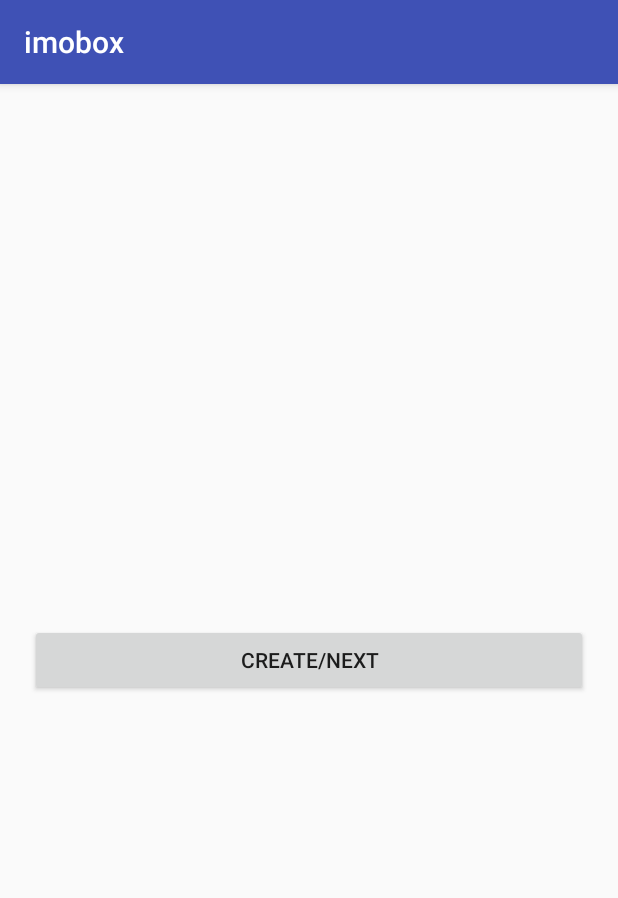
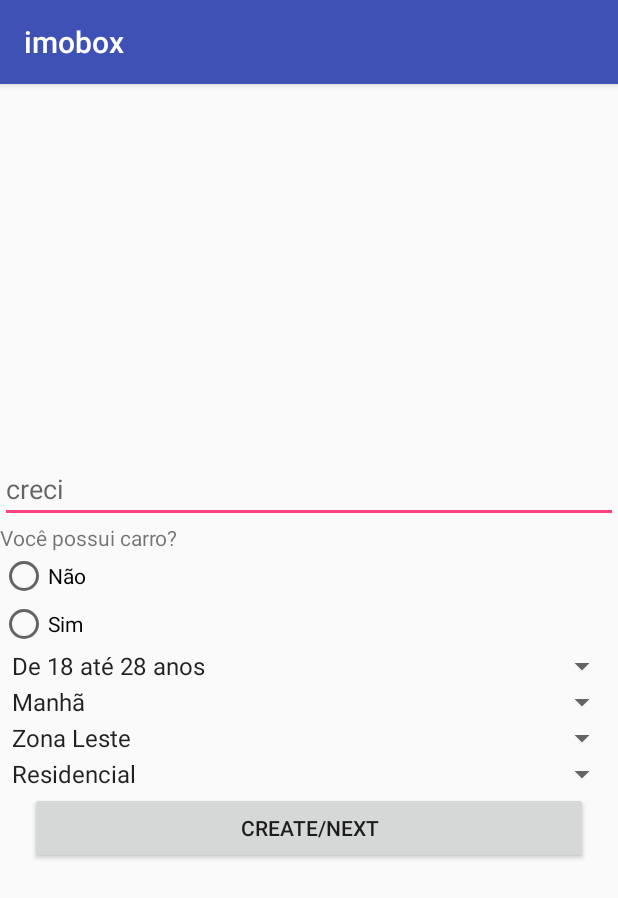
Before and after one commit to imobox/imobox-app, an Android app: the RegisterRealtorActivity screen opened directly, with no data from a screen before it, on a phone screen of 412 x 824 dp. Shown: the top 898 px of the screen. Run offline under Robolectric (Android 15) with nearby library versions, the phone set to English and light mode, and no system bars.

Commit message:
creation screen register realtor

```diff
--- a/app/src/main/java/br/imobox/com/imobox/RegisterRealtorActivity.java
+++ b/app/src/main/java/br/imobox/com/imobox/RegisterRealtorActivity.java
@@ -5,10 +5,15 @@ import android.support.v7.app.AppCompatActivity;
 import android.os.Bundle;
 import android.view.View;
 import android.widget.Button;
+import android.widget.EditText;
+import android.widget.Spinner;
 
 public class RegisterRealtorActivity extends AppCompatActivity {
 
     Button btn_add;
+
+    EditText creci;
+    Spinner tipo_imovel,regioes, disponibilidade, preferencia;
 
     @Override
     protected void onCreate(Bundle savedInstanceState) {
@@ -20,6 +25,9 @@ public class RegisterRealtorActivity extends AppCompatActivity {
         btn_add.setOnClickListener(new View.OnClickListener() {
             @Override
             public void onClick(View view) {
+
+
+
                 Intent intent = new Intent(RegisterRealtorActivity.this, ListKnownPropertiesActivity.class);
                 startActivity(intent);
             }
--- a/app/src/main/res/layout/activity_register_realtor.xml
+++ b/app/src/main/res/layout/activity_register_realtor.xml
@@ -14,6 +14,59 @@
         android:foregroundGravity="center"
         >
 
+        <EditText
+            android:layout_width="match_parent"
+            android:layout_height="wrap_content"
+            android:hint="creci"
+            android:id="@+id/creci"/>
+
+        <TextView
+            android:layout_width="match_parent"
+            android:layout_height="wrap_content"
+            android:text="Você possui carro?"/>
+
+        <RadioGroup xmlns:android="http://schemas.android.com/apk/res/android"
+            android:layout_width="fill_parent"
+            android:layout_height="wrap_content"
+            android:orientation="vertical">
+            <RadioButton android:id="@+id/no"
+                android:layout_width="wrap_content"
+                android:layout_height="wrap_content"
+                android:text="@string/no"/>
+            <RadioButton android:id="@+id/yes"
+                android:layout_width="wrap_content"
+                android:layout_height="wrap_content"
+                android:text="@string/yes"/>
+        </RadioGroup>
+
+        <Spinner
+            android:id="@+id/preferencia"
+            android:layout_width="match_parent"
+            android:layout_height="wrap_content"
+            android:entries="@array/array_preferencia"
+            android:prompt="@string/preferencia" />
+
+        <Spinner
+            android:id="@+id/disponibilidade"
+            android:layout_width="match_parent"
+            android:layout_height="wrap_content"
+            android:entries="@array/array_disponibilidade"
+            android:prompt="@string/disponibilidade" />
+
+        <Spinner
+            android:id="@+id/regioes"
+            android:layout_width="match_parent"
+            android:layout_height="wrap_content"
+            android:entries="@array/array_regioes"
+            android:prompt="@string/regioes" />
+
+        <Spinner
+            android:id="@+id/tipo_imovel"
+            android:layout_width="match_parent"
+            android:layout_height="wrap_content"
+            android:entries="@array/array_tipo_imovel"
+            android:prompt="@string/tipo_imovel" />
+
         <Button
             android:layout_marginLeft="20dp"
             android:layout_marginRight="20dp"
--- a/app/src/main/res/values/strings.xml
+++ b/app/src/main/res/values/strings.xml
@@ -10,7 +10,8 @@
     <string name="title_propertie"></string>
     <string name="male">Male</string>
     <string name="female">Female</string>
-
+    <string name="yes">Sim</string>
+    <string name="no">Não</string>
     <string name="why_do_you_want_to_rent_buy_moment_of_life">Why do you want to rent / buy? - Moment of life</string>
     <string-array name="array_why_do_you_want_to_rent_buy_moment_of_life">
         <item>Vou me casar</item>
@@ -45,4 +46,47 @@
         <item>Galpão</item>
     </string-array>
 
+    <string name="preferencia">Prefere trabalhar com qual faixa etária?</string>
+    <string-array name="array_preferencia">
+        <item>De 18 até 28 anos</item>
+        <item>De 29 até 39 anos</item>
+        <item>De 40 até 49 anos</item>
+        <item>De 50 até 59 anos</item>
+        <item>Acima de 60 anos</item>
+    </string-array>
+
+    <string name="disponibilidade">Disponibilidade</string>
+    <string-array name="array_disponibilidade">
+        <item>Manhã</item>
+        <item>Tarde</item>
+        <item>Noite</item>
+    </string-array>
+
+    <string name="regioes">Quais regiões você gostaria de atender?</string>
+    <string-array name="array_regioes">
+        <item>Zona Leste</item>
+        <item>Zona Norte</item>
+        <item>Centro</item>
+        <item>Zona Oeste</item>
+        <item>Zona Sul</item>
+    </string-array>
+
+    <string name="tipo_imovel">Tipos de imóveis que prefere trabalhar</string>
+    <string-array name="array_tipo_imovel">
+        <item>Residencial</item>
+        <item>Apartamento</item>
+        <item>Casa</item>
+        <item>Chácara</item>
+        <item>Casa de condomínio</item>
+        <item>Flat</item>
+        <item>Sobrado</item>
+        <item>Cobertura</item>
+        <item>Kitnet</item>
+        <item>Comercial</item>
+        <item>Consultório</item>
+        <item>Edifício residencial</item>
+        <item>Sala comercial</item>
+        <item>Loja</item>
+        <item>Galpão</item>
+    </string-array>
 </resources>
```
Also changed, not shown: app/src/main/java/br/imobox/com/imobox/handler/DatabaseRealtorActivity.java (added, +132 -0 lines).
